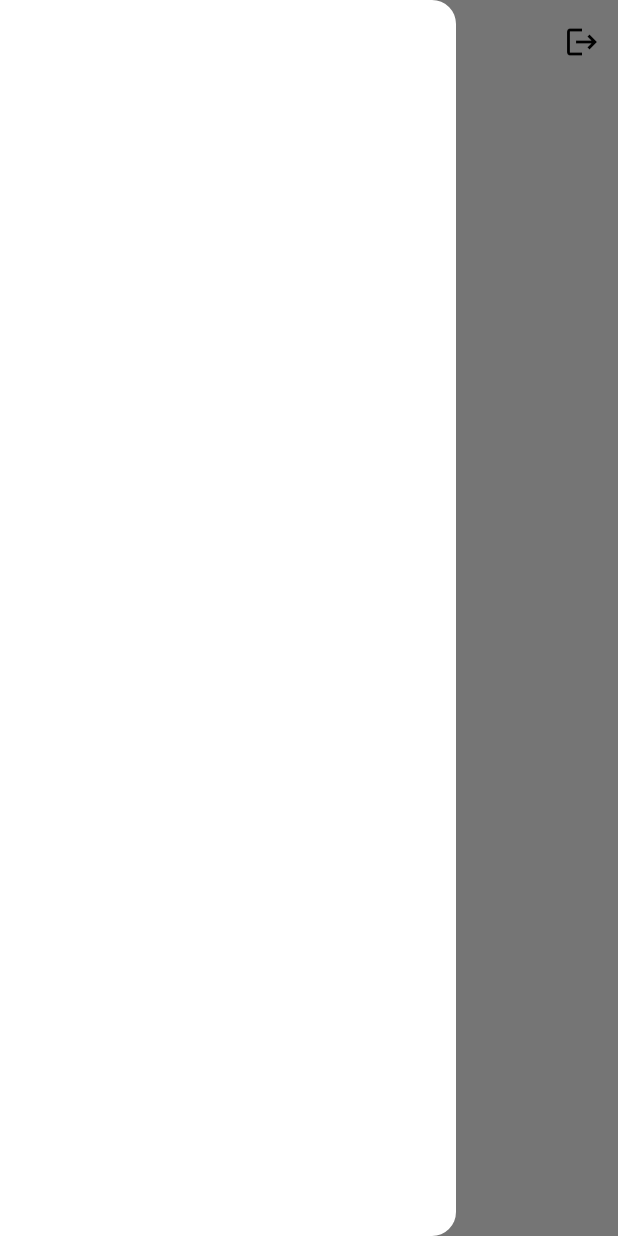
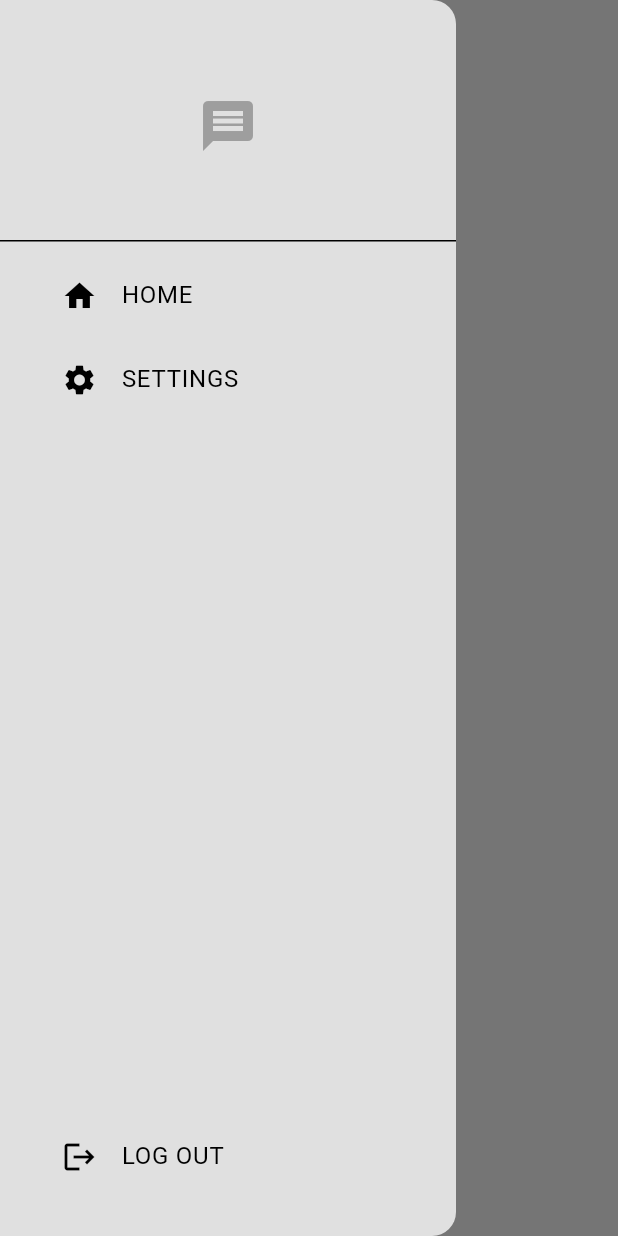
Before and after one commit to Duks31/capp, a Flutter app: the screen it shows once a user with an empty profile is signed in, with the side drawer open, on a phone screen of 412 x 824 dp. Run offline on Flutter 3.47's test engine with Material 3 defaults, Android fonts, the phone set to English and light mode, and no system bars; our stand-ins replace firebase_auth, firebase_core; accounts and stored records are empty.

Commit message:
added drawer

```diff
--- a/lib/components/my_drawer.dart
+++ b/lib/components/my_drawer.dart
@@ -0,0 +1,67 @@
+import "package:capp/auth/auth_service.dart";
+import "package:flutter/material.dart";
+import "package:capp/pages/settings.dart";
+
+class MyDrawer extends StatelessWidget {
+  const MyDrawer({super.key});
+
+  void logout() {
+    //auth service
+    final auth = AuthService();
+    auth.signOut();
+  }
+
+  @override
+  Widget build(BuildContext context) {
+    return Drawer(
+      backgroundColor: Theme.of(context).colorScheme.background,
+      child: Column(
+        mainAxisAlignment: MainAxisAlignment.spaceBetween,
+        children: [
+          Column(children: [
+                      //logo
+          DrawerHeader(
+            child: Center(child: Icon(Icons.message, size: 40, color: Theme.of(context).colorScheme.primary,)),
+          ),
+
+          // home list
+          Padding(
+            padding: const EdgeInsets.only(left: 25.0),
+            child: ListTile(
+              title: Text("HOME"),
+              leading: Icon(Icons.home),
+              onTap: () {
+                Navigator.pop(context); // pop the sidebar
+              },
+            ),
+          ),
+
+          // setting list tile
+          Padding(
+            padding: const EdgeInsets.only(left: 25.0),
+            child: ListTile(
+              title: Text("SETTINGS"),
+              leading: Icon(Icons.settings),
+              onTap: () {
+                Navigator.pop(context);
+
+                Navigator.push(context, MaterialPageRoute(builder: (context) => SettingsPage(),),);
+              },
+            ),
+          ),
+          ],),
+
+          //logout
+            Padding(
+            padding: const EdgeInsets.only(left: 25.0, bottom: 25.0),
+            child: ListTile(
+              title: Text("LOG OUT"),
+              leading: Icon(Icons.logout),
+              onTap: logout,
+            ),
+          )
+        ],
+      ),
+    );
+  }
+}
--- a/lib/pages/home_page.dart
+++ b/lib/pages/home_page.dart
@@ -1,25 +1,16 @@
-import "package:capp/auth/auth_service.dart";
+import "package:capp/components/my_drawer.dart";
 import "package:flutter/material.dart";
 
 class HomePage extends StatelessWidget {
   const HomePage({super.key});
-
-  void logout() {
-    //auth service
-    final auth = AuthService();
-    auth.signOut();
-  }
 
   @override
   Widget build(BuildContext context) {
     return Scaffold(
       appBar: AppBar(
         title: const Text("Home Page"),
-        actions: [
-          IconButton(onPressed: logout, icon: const Icon(Icons.logout))
-        ]
       ),
-      drawer: Drawer(),
+      drawer: MyDrawer(),
     );
   }
 }
```
Also changed, not shown: lib/pages/settings.dart (added, +15 -0 lines).
